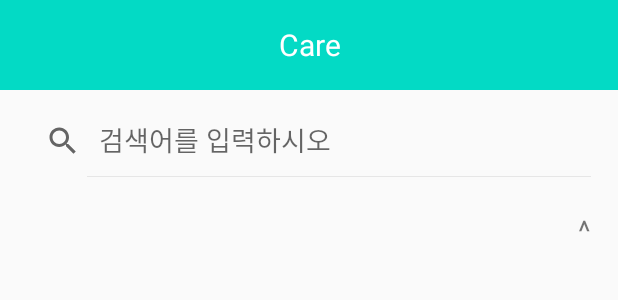
After one commit to kaworu7405/HCI_EyeFairy, an Android app: the layout activity_care_main.xml on its own in the app's theme, with its tools: preview values and no code run, on a phone screen of 412 x 824 dp. The commit adds this screen. Shown: the top 300 px of the screen. Run offline under Robolectric (Android 15) with nearby library versions, the phone set to English and light mode, and no system bars.

Commit message:
care function

```diff
--- /dev/null
+++ b/app/src/main/res/layout/activity_care_main.xml
@@ -0,0 +1,80 @@
+<?xml version="1.0" encoding="utf-8"?>
+
+<LinearLayout xmlns:android="http://schemas.android.com/apk/res/android"
+    xmlns:app="http://schemas.android.com/apk/res-auto"
+    xmlns:tools="http://schemas.android.com/tools"
+    android:layout_width="match_parent"
+    android:layout_height="match_parent"
+    android:orientation="vertical"
+    tools:context=".CareFunction.careActivity">
+
+
+    <TextView
+        android:id="@+id/alarm_textview"
+        android:layout_width="match_parent"
+        android:layout_height="60dp"
+        android:background="@color/teal_200"
+        android:gravity="center"
+        android:text="Care"
+        android:textColor="@color/white"
+        android:textSize="20dp"
+      >
+
+    </TextView>
+
+    <LinearLayout
+        android:layout_width="match_parent"
+        android:layout_height="50dp"
+        android:layout_margin="10dp"
+        android:weightSum="10">
+
+
+        <androidx.appcompat.widget.SearchView
+            android:id="@+id/search_care"
+            android:layout_width="match_parent"
+            android:layout_height="wrap_content"
+            app:iconifiedByDefault="false"
+            app:queryHint="검색어를 입력하시오" />
+
+
+    </LinearLayout>
+<!--    <Button-->
+<!--        android:layout_width="match_parent"-->
+<!--        android:layout_height="wrap_content"-->
+<!--        android:text="json parse"-->
+<!--        android:onClick="clickBtn"/>-->
+
+<!--    <TextView-->
+<!--        android:id="@+id/test_text"-->
+<!--        android:layout_width="match_parent"-->
+<!--        android:layout_height="33dp"></TextView>-->
+
+    <LinearLayout
+        xmlns:android="http://schemas.android.com/apk/res/android"
+        android:layout_width="match_parent"
+        android:layout_height="match_parent"
+        android:orientation="horizontal"
+        >
+
+        <TextView android:id="@+id/topicbtn"
+            android:layout_width="match_parent"
+            android:layout_height="wrap_content"
+            android:textSize="20sp"
+            android:layout_weight="1"
+            android:layout_margin="10dp"
+            android:weightSum="1"
+            android:gravity="center"/>
+
+        <TextView
+            android:id="@+id/openBtn"
+            android:layout_width="25dp"
+            android:layout_height="25dp"
+            android:layout_margin="10dp"
+            android:gravity="center"
+            android:text="^"
+            android:textSize="20sp" />
+        <!--        android:rotation="-90"-->
+
+    </LinearLayout>
+
+</LinearLayout>
--- a/app/src/main/res/layout/activity_main.xml
+++ b/app/src/main/res/layout/activity_main.xml
@@ -158,7 +158,7 @@
                 android:orientation="vertical">
 
                 <ImageButton
-                    android:id="@+id/imageButton5"
+                    android:id="@+id/main_care_btn"
                     android:layout_width="150dp"
                     android:layout_height="150dp"
                     android:layout_gravity="center"
@@ -178,6 +178,7 @@
             </LinearLayout>
 
             <LinearLayout
+                android:id="@+id/list_linearLayout"
                 android:layout_width="match_parent"
                 android:layout_height="match_parent"
                 android:layout_weight="1"
```
Also changed, not shown: app/src/main/assets/jsons/test_space.json (added, +111 -0 lines), app/src/main/java/com/example/eyefairy/CareFunction/ListItem.java (added, +42 -0 lines), app/src/main/java/com/example/eyefairy/CareFunction/ListViewAdapter.java (added, +59 -0 lines), app/src/main/java/com/example/eyefairy/CareFunction/ListViewLayout.java (added, +35 -0 lines), app/src/main/java/com/example/eyefairy/CareFunction/careActivity.java (added, +175 -0 lines), app/src/main/java/com/example/eyefairy/CareFunction/searchCareActivity.java (added, +26 -0 lines), app/src/main/java/com/example/eyefairy/mainActivity.java (+10 -0 lines), app/src/main/res/layout/listlayout.xml (added, +49 -0 lines).
